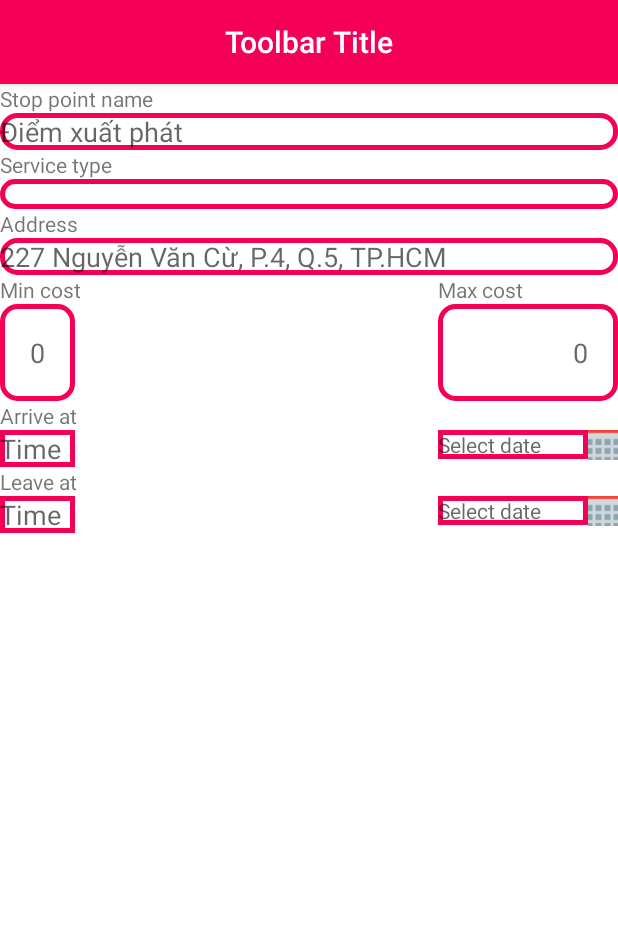
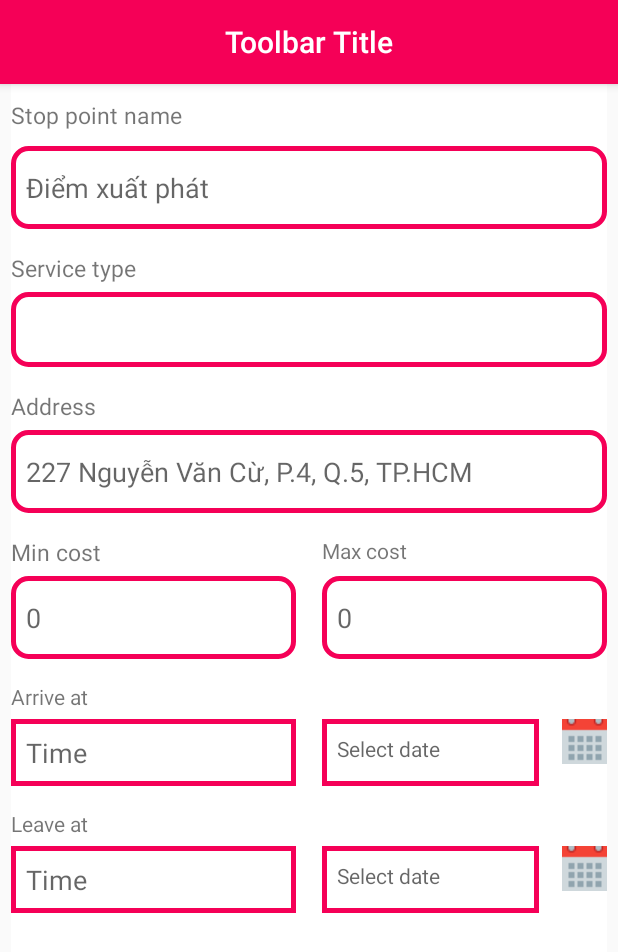
Before and after one commit to tvp-github/cq2017_32_20_doan, an Android app: the layout create_stop_point.xml on its own in the app's theme, with its tools: preview values and no code run, on a phone screen of 412 x 824 dp. Shown: the top 952 px of the screen. Run offline under Robolectric (Android 15) with nearby library versions, the phone set to English and light mode, and no system bars.

Commit message:
! update layout create_stop_point

```diff
--- a/app/src/main/res/layout/create_stop_point.xml
+++ b/app/src/main/res/layout/create_stop_point.xml
@@ -1,21 +1,30 @@
 <?xml version="1.0" encoding="utf-8"?>
-<RelativeLayout
-    xmlns:android="http://schemas.android.com/apk/res/android"
+<LinearLayout xmlns:android="http://schemas.android.com/apk/res/android"
+    xmlns:tools="http://schemas.android.com/tools"
     android:layout_width="match_parent"
     android:layout_height="match_parent"
-    android:background="@color/windowBackground">
+    android:orientation="vertical">
 
     <include
         android:id="@+id/toolbar_create_tour"
         layout="@layout/toolbar">
     </include>
 
+    <RelativeLayout
+        android:layout_width="match_parent"
+        android:layout_height="match_parent"
+        android:background="@color/windowBackground"
+        android:layout_marginLeft="7dp"
+        android:layout_marginRight="7dp">
+
         <TextView
             android:layout_width="wrap_content"
             android:layout_height="wrap_content"
             android:id="@+id/text_stopPointname"
             android:text="Stop point name"
-        android:layout_below="@+id/toolbar_create_tour"/>
+            android:textSize="15dp"
+            android:layout_marginTop="10dp"
+            android:layout_marginBottom="10dp"/>
 
         <EditText
             android:layout_width="match_parent"
@@ -23,28 +32,36 @@
             android:id="@+id/edit_stopPointname"
             android:hint="Điểm xuất phát"
             android:layout_below="@+id/text_stopPointname"
-        android:background="@drawable/style_border"/>
+            android:background="@drawable/style_border"
+            android:paddingLeft="10dp"
+            android:paddingBottom="15dp"
+            android:paddingTop="15dp"/>
 
         <TextView
             android:layout_width="wrap_content"
             android:layout_height="wrap_content"
             android:id="@+id/text_serviceType"
             android:text="Service type"
-        android:layout_below="@+id/edit_stopPointname"/>
+            android:layout_below="@+id/edit_stopPointname"
+            android:layout_marginTop="15dp"
+            android:textSize="15dp"/>
         <Spinner
             android:layout_width="match_parent"
-        android:layout_height="20dp"
+            android:layout_height="50dp"
             android:id="@+id/spinner_serviceType"
             android:hint="Restaurant"
             android:background="@drawable/style_border"
-        android:layout_below="@+id/text_serviceType"/>
+            android:layout_below="@+id/text_serviceType"
+            android:layout_marginTop="5dp"/>
 
         <TextView
             android:layout_width="wrap_content"
             android:layout_height="wrap_content"
             android:id="@+id/text_address"
             android:text="Address"
-        android:layout_below="@+id/spinner_serviceType"/>
+            android:layout_below="@+id/spinner_serviceType"
+            android:textSize="15dp"
+            android:layout_marginTop="15dp"/>
 
         <EditText
             android:layout_width="match_parent"
@@ -52,14 +69,20 @@
             android:id="@+id/edit_address"
             android:hint="227 Nguyễn Văn Cừ, P.4, Q.5, TP.HCM"
             android:layout_below="@+id/text_address"
-        android:background="@drawable/style_border"/>
+            android:background="@drawable/style_border"
+            android:layout_marginTop="5dp"
+            android:paddingLeft="10dp"
+            android:paddingTop="15dp"
+            android:paddingBottom="15dp"/>
 
         <TextView
             android:layout_width="wrap_content"
             android:layout_height="wrap_content"
             android:id="@+id/text_minCoststop"
             android:text="Min cost"
-        android:layout_below="@+id/edit_address"/>
+            android:layout_below="@+id/edit_address"
+            android:textSize="15dp"
+            android:layout_marginTop="15dp"/>
 
         <TextView
             android:layout_width="wrap_content"
@@ -77,7 +100,11 @@
             android:hint="0"
             android:layout_below="@+id/text_minCoststop"
             android:background="@drawable/style_border"
-        android:padding="20dp"/>
+            android:paddingTop="15dp"
+            android:paddingLeft="10dp"
+            android:paddingRight="170dp"
+            android:paddingBottom="15dp"
+            android:layout_marginTop="5dp"/>
 
         <EditText
             android:layout_width="wrap_content"
@@ -88,17 +115,19 @@
             android:background="@drawable/style_border"
             android:layout_alignParentEnd="true"
             android:layout_alignTop="@+id/edit_minCoststop"
-        android:paddingTop="20dp"
-        android:paddingBottom="20dp"
-        android:paddingRight="20dp"
-        android:paddingLeft="90dp"/>
+            android:layout_alignBottom="@+id/edit_minCoststop"
+            android:paddingTop="15dp"
+            android:paddingBottom="15dp"
+            android:paddingRight="170dp"
+            android:paddingLeft="10dp"/>
 
         <TextView
             android:layout_width="wrap_content"
             android:layout_height="wrap_content"
             android:id="@+id/text_arrive"
             android:text="Arrive at"
-        android:layout_below="@id/edit_minCoststop"/>
+            android:layout_below="@id/edit_minCoststop"
+            android:layout_marginTop="15dp"/>
 
         <EditText
             android:layout_width="wrap_content"
@@ -108,7 +137,11 @@
             android:layout_below="@+id/text_arrive"
             android:background="@drawable/style_border_no_radius"
             android:layout_alignLeft="@+id/edit_minCoststop"
-        android:layout_alignRight="@+id/edit_minCoststop" />
+            android:layout_alignRight="@+id/edit_minCoststop"
+            android:layout_marginTop="5dp"
+            android:paddingLeft="10dp"
+            android:paddingTop="10dp"
+            android:paddingBottom="10dp"/>
 
         <TextView
             android:layout_width="wrap_content"
@@ -118,11 +151,17 @@
             android:layout_below="@+id/text_arrive"
             android:background="@drawable/style_border_no_radius"
             android:layout_toLeftOf="@+id/btn_calendar_arrive"
-        android:layout_alignLeft="@+id/text_maxCoststop"/>
+            android:layout_alignLeft="@+id/text_maxCoststop"
+            android:layout_alignTop="@+id/text_timeArrive"
+            android:layout_alignBottom="@+id/text_timeArrive"
+            android:paddingLeft="10dp"
+            android:paddingTop="10dp"
+            android:paddingBottom="10dp"
+            android:layout_marginRight="15dp"/>
 
         <ImageButton
-        android:layout_width="20dp"
-        android:layout_height="20dp"
+            android:layout_width="30dp"
+            android:layout_height="30dp"
             android:id="@+id/btn_calendar_arrive"
             android:layout_below="@+id/text_dateArrive"
             android:layout_alignParentEnd="true"
@@ -134,7 +173,8 @@
             android:layout_height="wrap_content"
             android:id="@+id/text_leave"
             android:text="Leave at"
-        android:layout_below="@+id/text_timeArrive"/>
+            android:layout_below="@+id/text_timeArrive"
+            android:layout_marginTop="15dp"/>
 
         <EditText
             android:layout_width="wrap_content"
@@ -144,7 +184,11 @@
             android:layout_below="@+id/text_leave"
             android:background="@drawable/style_border_no_radius"
             android:layout_alignLeft="@+id/edit_minCoststop"
-        android:layout_alignRight="@+id/edit_minCoststop" />
+            android:layout_alignRight="@+id/edit_minCoststop"
+            android:layout_marginTop="5dp"
+            android:paddingLeft="10dp"
+            android:paddingTop="10dp"
+            android:paddingBottom="10dp"/>
 
         <TextView
             android:layout_width="wrap_content"
@@ -154,16 +198,23 @@
             android:layout_below="@+id/text_leave"
             android:background="@drawable/style_border_no_radius"
             android:layout_toLeftOf="@+id/btn_calendar_arrive"
-        android:layout_alignLeft="@+id/text_maxCoststop"/>
+            android:layout_alignLeft="@+id/text_maxCoststop"
+            android:layout_alignTop="@+id/text_timeLeave"
+            android:layout_alignBottom="@+id/text_timeLeave"
+            android:paddingLeft="10dp"
+            android:paddingTop="10dp"
+            android:paddingBottom="10dp"
+            android:layout_marginRight="15dp"/>
 
         <ImageButton
-        android:layout_width="20dp"
-        android:layout_height="20dp"
+            android:layout_width="30dp"
+            android:layout_height="30dp"
             android:id="@+id/btn_calendar_leave"
             android:layout_below="@+id/text_dateArrive"
             android:layout_alignParentEnd="true"
             android:src="@drawable/calendar"
             android:layout_alignTop="@+id/text_timeLeave" />
 
+    </RelativeLayout>
 
-</RelativeLayout>
+</LinearLayout>
```
Lines whose indentation alone changed are shown as unchanged.
